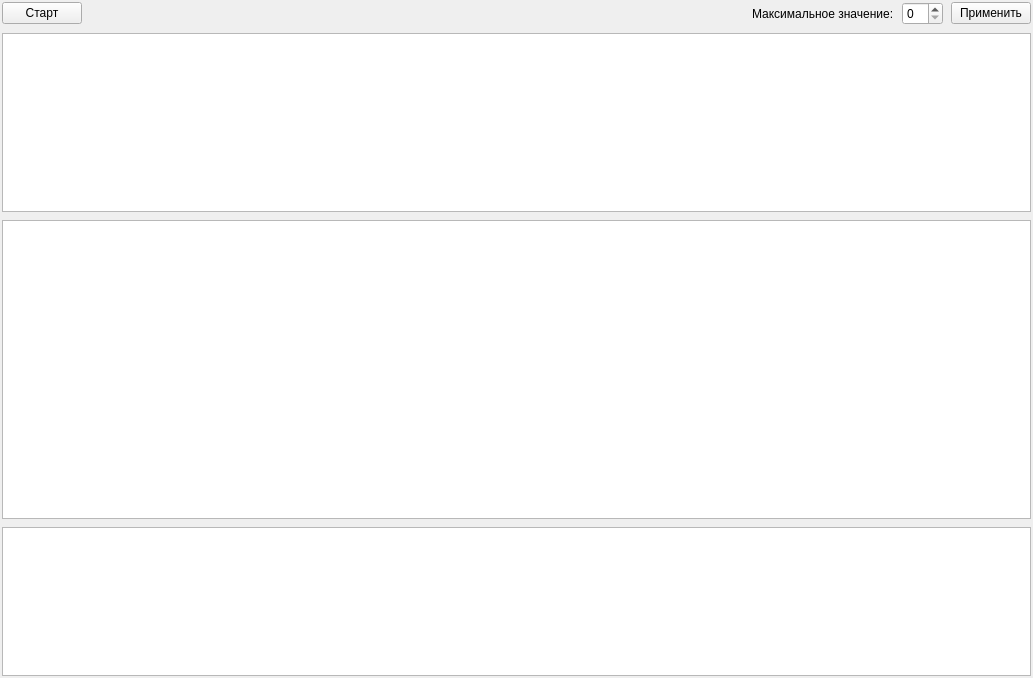
The window that server/forms/mainwindow.ui (dmitr-fedorov/telecom-system) describes before a commit, drawn with Qt 5.
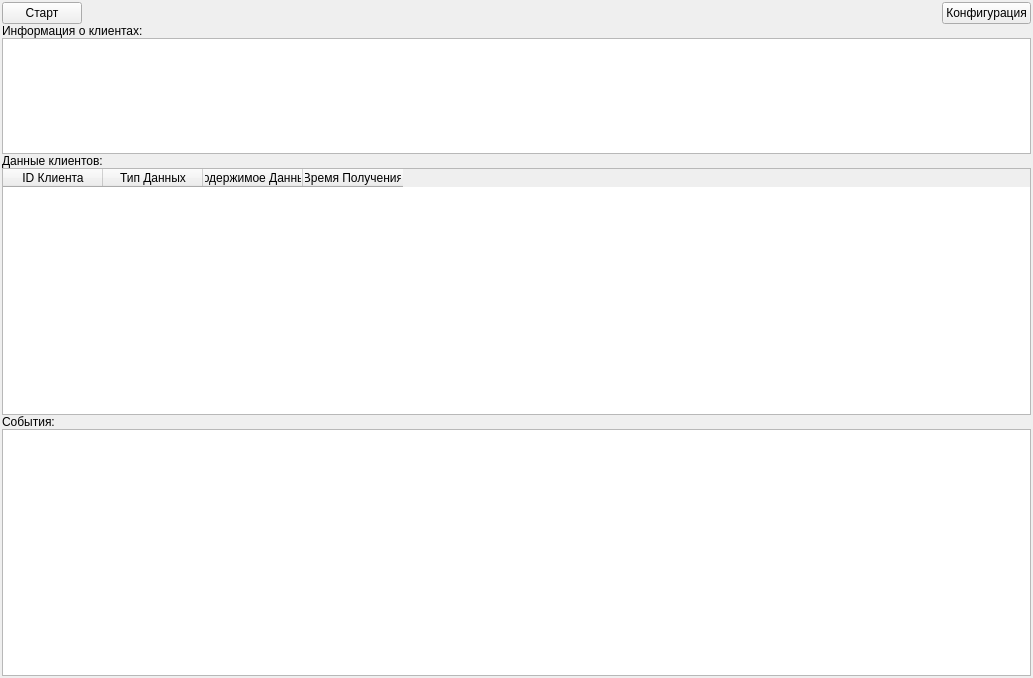
The same window after the commit.

Commit message: Server: Добавлено отображение принимаемых данных. Исправлено лишнее создание временного контейнера при остановке сервера.

The edit to the form file:
```diff
--- a/server/forms/mainwindow.ui
+++ b/server/forms/mainwindow.ui
@@ -14,9 +14,9 @@
    <string>MainWindow</string>
   </property>
   <widget class="QWidget" name="centralwidget">
-   <layout class="QVBoxLayout" name="verticalLayout" stretch="0,6,10,5">
+   <layout class="QVBoxLayout" name="verticalLayout" stretch="0,5,10,10">
     <property name="spacing">
-     <number>8</number>
+     <number>0</number>
     </property>
     <property name="leftMargin">
      <number>2</number>
@@ -58,33 +58,83 @@
         </property>
        </spacer>
       </item>
-      <item>
-       <widget class="QLabel" name="lb_config">
-        <property name="text">
-         <string>Максимальное значение:</string>
-        </property>
-       </widget>
-      </item>
-      <item>
-       <widget class="QSpinBox" name="sb_config"/>
-      </item>
       <item>
        <widget class="QPushButton" name="pb_config">
+        <property name="sizePolicy">
+         <sizepolicy hsizetype="Fixed" vsizetype="Fixed">
+          <horstretch>0</horstretch>
+          <verstretch>0</verstretch>
+         </sizepolicy>
+        </property>
         <property name="text">
-         <string>Применить</string>
+         <string>Конфигурация</string>
         </property>
        </widget>
       </item>
      </layout>
     </item>
     <item>
-     <widget class="QTableWidget" name="tw_clients_info"/>
+     <layout class="QVBoxLayout" name="vl_clients_info">
+      <item>
+       <widget class="QLabel" name="lb_clients_info">
+        <property name="text">
+         <string>Информация о клиентах:</string>
+        </property>
+       </widget>
+      </item>
+      <item>
+       <widget class="QTableWidget" name="tw_clients_info"/>
+      </item>
+     </layout>
     </item>
     <item>
-     <widget class="QTableWidget" name="tw_clients_data"/>
+     <layout class="QVBoxLayout" name="vl_clients_data">
+      <item>
+       <widget class="QLabel" name="lb_clients_data">
+        <property name="text">
+         <string>Данные клиентов:</string>
+        </property>
+       </widget>
+      </item>
+      <item>
+       <widget class="QTableWidget" name="tw_clients_data">
+        <column>
+         <property name="text">
+          <string>ID Клиента</string>
+         </property>
+        </column>
+        <column>
+         <property name="text">
+          <string>Тип Данных</string>
+         </property>
+        </column>
+        <column>
+         <property name="text">
+          <string>Содержимое Данных</string>
+         </property>
+        </column>
+        <column>
+         <property name="text">
+          <string>Время Получения</string>
+         </property>
+        </column>
+       </widget>
+      </item>
+     </layout>
     </item>
     <item>
-     <widget class="QTextEdit" name="te_events"/>
+     <layout class="QVBoxLayout" name="vl_events">
+      <item>
+       <widget class="QLabel" name="lb_events">
+        <property name="text">
+         <string>События:</string>
+        </property>
+       </widget>
+      </item>
+      <item>
+       <widget class="QTextEdit" name="te_events"/>
+      </item>
+     </layout>
     </item>
    </layout>
   </widget>
```
Left out of the diff: 2 changed lines with no effect on the pictures. The commit also changes 6 other files.
